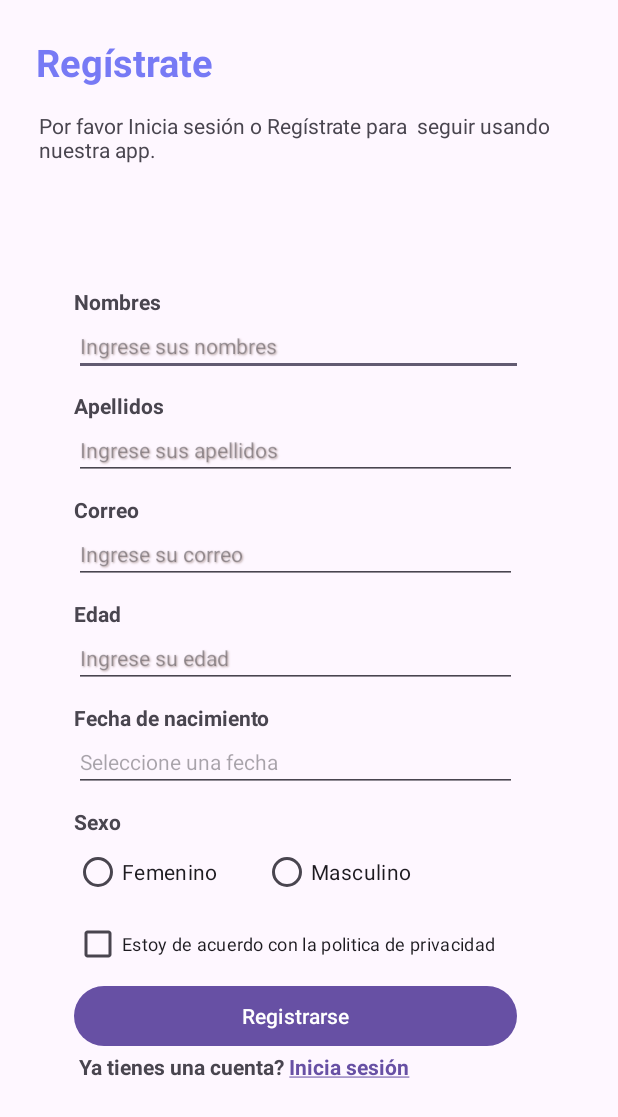
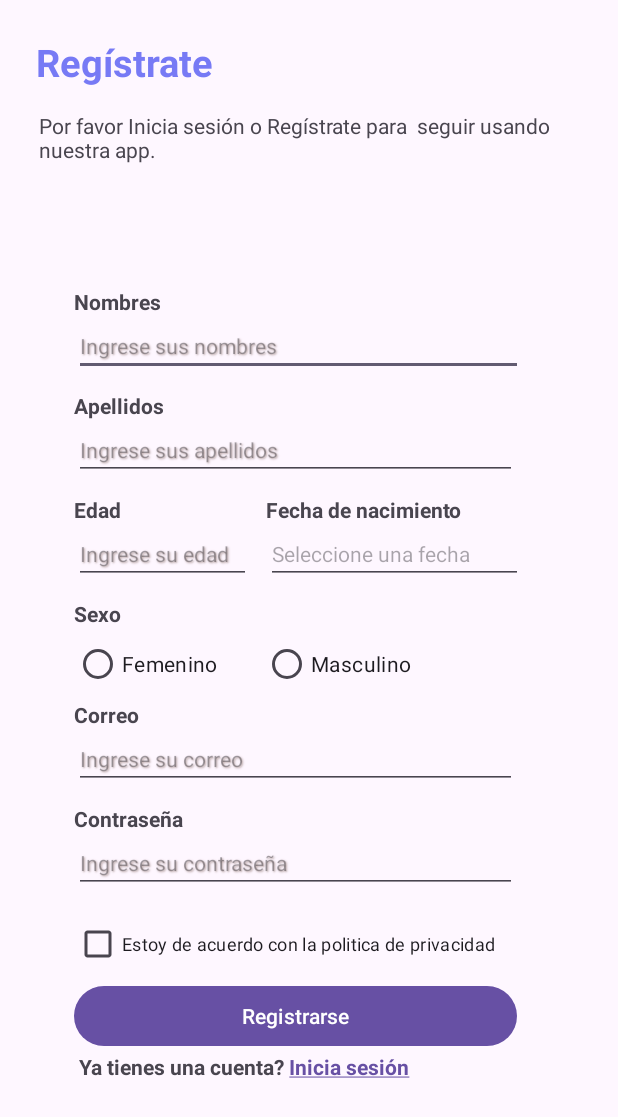
Before and after one commit to Judith14D/Boutique, an Android app: the RegistroActivity screen opened directly, with no data from a screen before it, on a phone screen of 412 x 824 dp. Shown: the top 1117 px of the screen. Run offline under Robolectric (Android 15) with nearby library versions, the phone set to English and light mode, and no system bars.

```diff
--- a/app/src/main/java/com/cibertec/boutique/clase/Usuario.kt
+++ b/app/src/main/java/com/cibertec/boutique/clase/Usuario.kt
@@ -9,6 +9,7 @@ class Usuario(
     val correo:String,
     val edad:Int,
     val fechaNac:Date,
-    val sexo:String
+    val sexo:String,
+    val contrasena:String
 ) {
 }
--- a/app/src/main/res/layout/activity_registro.xml
+++ b/app/src/main/res/layout/activity_registro.xml
@@ -91,26 +91,16 @@
             android:shadowRadius="1"
             android:textSize="14sp" />
 
-        <TextView
-            android:id="@+id/textView3"
-            android:layout_width="match_parent"
+        <LinearLayout
+            android:layout_width="305dp"
             android:layout_height="wrap_content"
-            android:text="Correo"
-            android:textStyle="bold" />
+            android:orientation="horizontal">
 
-        <EditText
-            android:id="@+id/etEmail"
-            android:layout_width="match_parent"
-            android:layout_height="wrap_content"
-            android:layout_marginBottom="10dp"
-            android:ems="10"
-            android:hint="Ingrese su correo"
-            android:inputType="textEmailAddress"
-            android:shadowColor="#BCAAAA"
-            android:shadowDx="1"
-            android:shadowDy="1"
-            android:shadowRadius="1"
-            android:textSize="14sp" />
+            <LinearLayout
+                android:layout_width="118dp"
+                android:layout_height="match_parent"
+                android:layout_marginRight="10dp"
+                android:orientation="vertical">
 
                 <TextView
                     android:id="@+id/textView4"
@@ -132,10 +122,16 @@
                     android:shadowDy="1"
                     android:shadowRadius="1"
                     android:textSize="14sp" />
+            </LinearLayout>
+
+            <LinearLayout
+                android:layout_width="match_parent"
+                android:layout_height="match_parent"
+                android:orientation="vertical">
 
                 <TextView
                     android:id="@+id/textView5"
-            android:layout_width="match_parent"
+                    android:layout_width="wrap_content"
                     android:layout_height="wrap_content"
                     android:text="Fecha de nacimiento"
                     android:textStyle="bold" />
@@ -149,6 +145,9 @@
                     android:hint="Seleccione una fecha"
                     android:inputType="date"
                     android:textSize="14sp" />
+            </LinearLayout>
+
+        </LinearLayout>
 
         <TextView
             android:id="@+id/textView6"
@@ -184,6 +183,48 @@
 
         </RadioGroup>
 
+        <TextView
+            android:id="@+id/textView3"
+            android:layout_width="match_parent"
+            android:layout_height="wrap_content"
+            android:text="Correo"
+            android:textStyle="bold" />
+
+        <EditText
+            android:id="@+id/etEmail"
+            android:layout_width="match_parent"
+            android:layout_height="wrap_content"
+            android:layout_marginBottom="10dp"
+            android:ems="10"
+            android:hint="Ingrese su correo"
+            android:inputType="textEmailAddress"
+            android:shadowColor="#BCAAAA"
+            android:shadowDx="1"
+            android:shadowDy="1"
+            android:shadowRadius="1"
+            android:textSize="14sp" />
+
+        <TextView
+            android:id="@+id/textViewContrasena"
+            android:layout_width="match_parent"
+            android:layout_height="wrap_content"
+            android:text="Contraseña"
+            android:textStyle="bold" />
+
+        <EditText
+            android:id="@+id/etContrasena"
+            android:layout_width="match_parent"
+            android:layout_height="wrap_content"
+            android:layout_marginBottom="10dp"
+            android:ems="10"
+            android:hint="Ingrese su contraseña"
+            android:inputType="textPassword"
+            android:shadowColor="#BCAAAA"
+            android:shadowDx="1"
+            android:shadowDy="1"
+            android:shadowRadius="1"
+            android:textSize="14sp" />
+
         <CheckBox
             android:id="@+id/checkBoxAcuerdo"
             android:layout_width="match_parent"
--- a/app/src/main/res/menu/navegacion_menu.xml
+++ b/app/src/main/res/menu/navegacion_menu.xml
@@ -2,17 +2,17 @@
 <menu xmlns:android="http://schemas.android.com/apk/res/android">
 
     <item
-        android:id="@+id/navigation_home"
+        android:id="@+id/navigation_inicio"
         android:icon="@drawable/ic_home_black_24dp"
         android:title="@string/title_home" />
 
     <item
-        android:id="@+id/navigation_dashboard"
+        android:id="@+id/navigation_contacto"
         android:icon="@drawable/ic_dashboard_black_24dp"
         android:title="@string/title_dashboard" />
 
     <item
-        android:id="@+id/navigation_notifications"
+        android:id="@+id/navigation_perfil"
         android:icon="@drawable/ic_perfil"
         android:title="@string/title_notifications" />
 
```
Also changed, not shown: app/src/main/AndroidManifest.xml (+6 -1 lines), app/src/main/java/com/cibertec/boutique/ContactoActivity.kt (added, +16 -0 lines), app/src/main/java/com/cibertec/boutique/DetalleProductoActivity.kt (+23 -3 lines), app/src/main/java/com/cibertec/boutique/PerfilActivity.kt (added, +17 -0 lines), app/src/main/java/com/cibertec/boutique/UsuarioActivity.kt (+24 -24 lines), app/src/main/java/com/cibertec/boutique/adaptador/ProductoAdapter.kt (+4 -7 lines), app/src/main/java/com/cibertec/boutique/modelo/RetrofitInstancia.kt (+10 -0 lines), app/src/main/res/layout/activity_contacto.xml (added, +11 -0 lines), app/src/main/res/layout/activity_perfil.xml (added, +11 -0 lines). Lines whose indentation alone changed are shown as unchanged.
